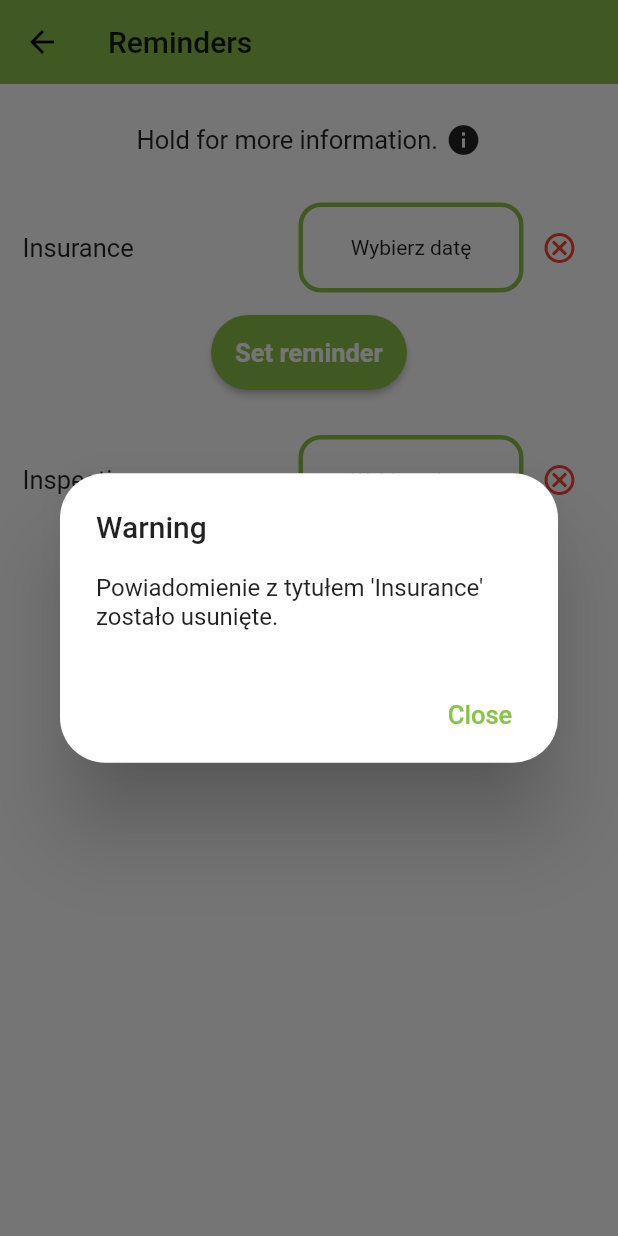
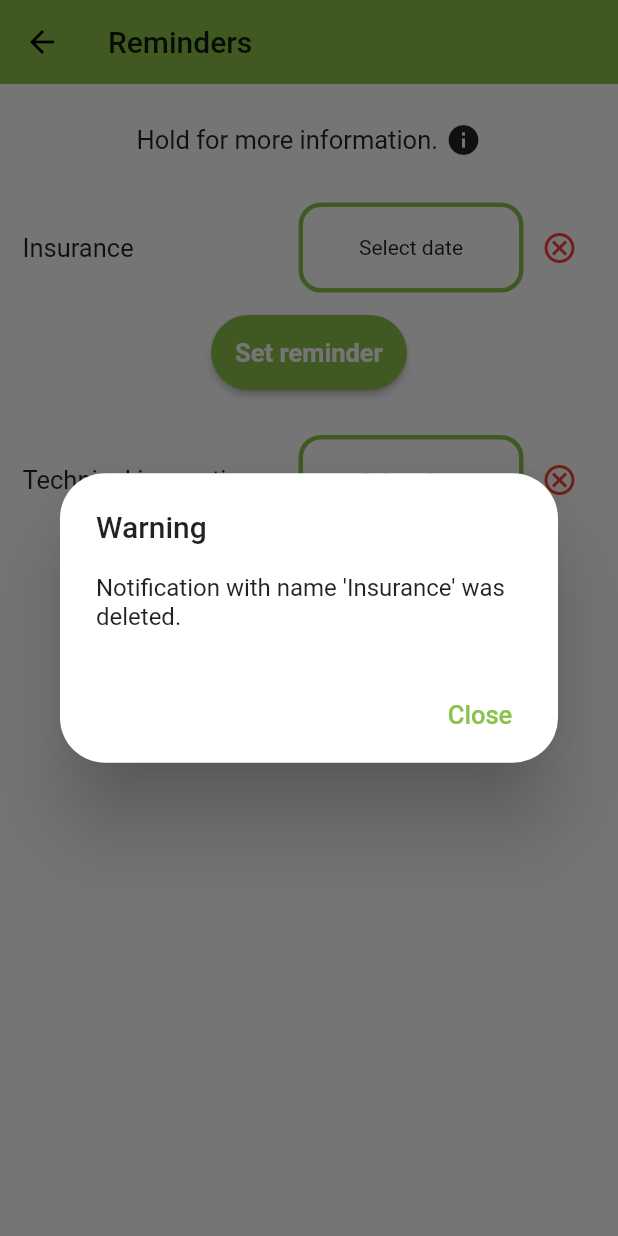
Before and after one commit to Shriz07/Fuel-tracker, a Flutter app: the CarNotifications screen opened directly, after a tap on the "cancel" icon, on a phone screen of 412 x 824 dp. Run offline on Flutter 3.47's test engine with Material 2 defaults, Android fonts, the phone set to English and light mode, and no system bars; our stand-ins replace cloud_firestore, firebase_auth, firebase_core, flutter_local_notifications, flutter_rating_bar, geolocator and 2 more; missing offline and left inert: time_ago_provider; accounts and stored records are empty; network calls fail.

Commit message:
Added notification internationalization

```diff
--- a/lib/Screens/Car_Notifications/carNotifications.dart
+++ b/lib/Screens/Car_Notifications/carNotifications.dart
@@ -140,7 +140,7 @@ class _CarNotificationsState extends State<CarNotifications> {
                               '${notification.date.toLocal()}'.split(' ')[0],
                               style: TextStyle(fontSize: 20, fontWeight: FontWeight.bold),
                             )
-                          : Text('Wybierz datę'),
+                          : Text(t!.dateSelectTitle), //Date select text
                     ),
                   ),
                 ),
@@ -156,7 +156,7 @@ class _CarNotificationsState extends State<CarNotifications> {
                               context: context,
                               builder: (BuildContext context) => PopupDialog(
                                 title: t!.petrolMapWarningTitle,
-                                message: 'Powiadomienie z tytułem \'' + notification.title + '\' zostało usunięte.',
+                                message: t.notificationDeleteTitle1 + notification.title + t.notificationDeleteTitle2, //Message about notification deletation
                                 close: t.petrolMapWarningClose,
                               ),
                             ),
@@ -197,7 +197,7 @@ class _CarNotificationsState extends State<CarNotifications> {
                 context: context,
                 builder: (BuildContext context) => PopupDialog(
                   title: t!.petrolMapWarningTitle,
-                  message: 'Powiadomienie z tytułem \'' + notification.title + '\' zostało dodane.',
+                  message: t.notificationAddTitle1 + notification.title + t.notificationAddTitle2, //Message about notification addition
                   close: t.petrolMapWarningClose,
                 ),
               );
@@ -207,7 +207,7 @@ class _CarNotificationsState extends State<CarNotifications> {
               context: context,
               builder: (BuildContext context) => PopupDialog(
                 title: t!.petrolMapWarningTitle,
-                message: 'To powiadomienie jest już ustawione. Jeżeli chcesz zmienić datę, najpierw usuń stare powiadomienie.',
+                message: t.notificationAlreadySetMessage, //Message informing that notification was already set
                 close: t.petrolMapWarningClose,
               ),
             );
--- a/lib/l10n/app_en.arb
+++ b/lib/l10n/app_en.arb
@@ -57,8 +57,16 @@
     "notification1Name": "End of insurance",
     "notification2Name": "Technical inspection",
     "notificationsApplyButton": "Set reminder",
-    "notification1Title": "Reminder",
+    "notification1Title": "Insurance",
     "notification1Message": "Insurance for your car ends in 5 days.",
-    "notification2Title": "Reminder",
-    "notification2Message": "Technical inspection for your car will expire in 5 days."
+    "notification2Title": "Technical inspection",
+    "notification2Message": "Technical inspection for your car will expire in 5 days.",
+
+    "dateSelectTitle": "Select date",
+
+    "notificationDeleteTitle1": "Notification with name '",
+    "notificationDeleteTitle2": "' was deleted.",
+    "notificationAddTitle1": "Notification with name '",
+    "notificationAddTitle2": "' was added.",
+    "notificationAlreadySetMessage": "This notification was already set. If you want to change date, first delete old notification."
 }
--- a/lib/l10n/app_localizations.dart
+++ b/lib/l10n/app_localizations.dart
@@ -397,7 +397,7 @@ abstract class AppLocalizations {
   /// No description provided for @notification1Title.
   ///
   /// In en, this message translates to:
-  /// **'Reminder'**
+  /// **'Insurance'**
   String get notification1Title;
 
   /// No description provided for @notification1Message.
@@ -409,7 +409,7 @@ abstract class AppLocalizations {
   /// No description provided for @notification2Title.
   ///
   /// In en, this message translates to:
-  /// **'Reminder'**
+  /// **'Technical inspection'**
   String get notification2Title;
 
   /// No description provided for @notification2Message.
@@ -417,6 +417,42 @@ abstract class AppLocalizations {
   /// In en, this message translates to:
   /// **'Technical inspection for your car will expire in 5 days.'**
   String get notification2Message;
+
+  /// No description provided for @dateSelectTitle.
+  ///
+  /// In en, this message translates to:
+  /// **'Select date'**
+  String get dateSelectTitle;
+
+  /// No description provided for @notificationDeleteTitle1.
+  ///
+  /// In en, this message translates to:
+  /// **'Notification with name \''**
+  String get notificationDeleteTitle1;
+
+  /// No description provided for @notificationDeleteTitle2.
+  ///
+  /// In en, this message translates to:
+  /// **'\' was deleted.'**
+  String get notificationDeleteTitle2;
+
+  /// No description provided for @notificationAddTitle1.
+  ///
+  /// In en, this message translates to:
+  /// **'Notification with name \''**
+  String get notificationAddTitle1;
+
+  /// No description provided for @notificationAddTitle2.
+  ///
+  /// In en, this message translates to:
+  /// **'\' was added.'**
+  String get notificationAddTitle2;
+
+  /// No description provided for @notificationAlreadySetMessage.
+  ///
+  /// In en, this message translates to:
+  /// **'This notification was already set. If you want to change date, first delete old notification.'**
+  String get notificationAlreadySetMessage;
 }
 
 class _AppLocalizationsDelegate extends LocalizationsDelegate<AppLocalizations> {
--- a/lib/l10n/app_localizations_en.dart
+++ b/lib/l10n/app_localizations_en.dart
@@ -1,3 +1,6 @@
+
+
+
 import 'app_localizations.dart';
 
 /// The translations for English (`en`).
@@ -140,8 +143,7 @@ class AppLocalizationsEn extends AppLocalizations {
   String get notificationsTitle => 'Reminders';
 
   @override
-  String get notificationsHint =>
-      'Set reminders for events such as insurance or periodic technical inspection and you will receive a notification 5 days vefore the shceduled date.';
+  String get notificationsHint => 'Set reminders for events such as insurance or periodic technical inspection and you will receive a notification 5 days vefore the shceduled date.';
 
   @override
   String get notificationsHeader => 'Hold for more information.';
@@ -162,8 +164,26 @@ class AppLocalizationsEn extends AppLocalizations {
   String get notification1Message => 'Insurance for your car ends in 5 days.';
 
   @override
-  String get notification2Title => 'Inspection';
+  String get notification2Title => 'Technical inspection';
 
   @override
   String get notification2Message => 'Technical inspection for your car will expire in 5 days.';
+
+  @override
+  String get dateSelectTitle => 'Select date';
+
+  @override
+  String get notificationDeleteTitle1 => 'Notification with name \'';
+
+  @override
+  String get notificationDeleteTitle2 => '\' was deleted.';
+
+  @override
+  String get notificationAddTitle1 => 'Notification with name \'';
+
+  @override
+  String get notificationAddTitle2 => '\' was added.';
+
+  @override
+  String get notificationAlreadySetMessage => 'This notification was already set. If you want to change date, first delete old notification.';
 }
```
Also changed, not shown: lib/l10n/app_localizations_pl.dart (+21 -0 lines), lib/l10n/app_pl.arb (+10 -3 lines).
